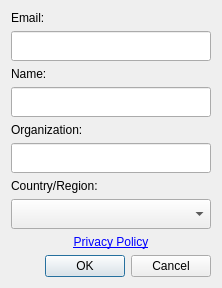
Before: the Qt Designer form LDMP/gui/DlgSettingsRegister.ui in ConservationInternational/trends.earth, drawn with Qt 5.
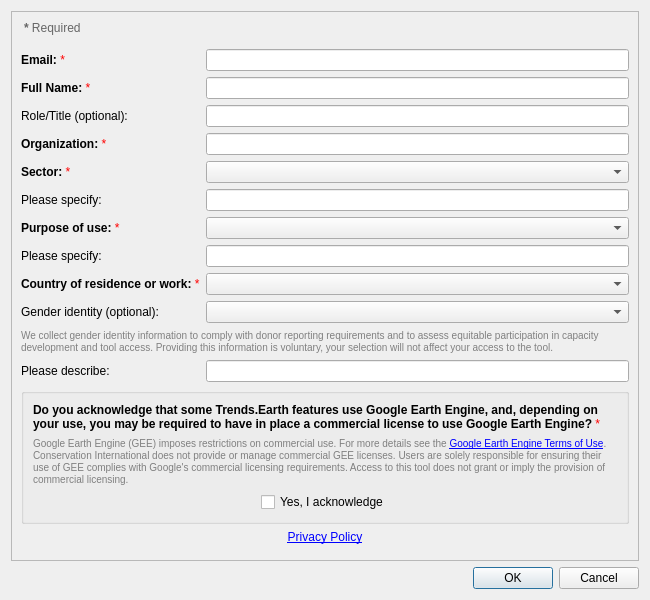
After: the same form once the commit is applied.

Commit message: Update registration form

What changed in the file:
```diff
--- a/LDMP/gui/DlgSettingsRegister.ui
+++ b/LDMP/gui/DlgSettingsRegister.ui
@@ -6,77 +6,64 @@
    <rect>
     <x>0</x>
     <y>0</y>
-    <width>218</width>
-    <height>265</height>
+    <width>650</width>
+    <height>550</height>
    </rect>
   </property>
-  <property name="sizePolicy">
-   <sizepolicy hsizetype="Fixed" vsizetype="Fixed">
-    <horstretch>0</horstretch>
-    <verstretch>0</verstretch>
-   </sizepolicy>
+  <property name="minimumSize">
+   <size>
+    <width>450</width>
+    <height>600</height>
+   </size>
   </property>
   <property name="windowTitle">
    <string>Register new user</string>
   </property>
-  <layout class="QGridLayout" name="gridLayout">
-    <item row="8" column="0">
-     <widget class="QLabel" name="label_privacy">
-      <property name="sizePolicy">
-        <sizepolicy hsizetype="Preferred" vsizetype="Minimum">
-         <horstretch>0</horstretch>
-         <verstretch>0</verstretch>
-        </sizepolicy>
-      </property>
+  <layout class="QVBoxLayout" name="mainLayout">
+   <item>
+    <widget class="QScrollArea" name="scrollArea">
+     <property name="widgetResizable">
+      <bool>true</bool>
+     </property>
+     <property name="horizontalScrollBarPolicy">
+      <enum>Qt::ScrollBarAsNeeded</enum>
+     </property>
+     <widget class="QWidget" name="scrollAreaWidgetContents">
+      <layout class="QFormLayout" name="formLayout">
+       <property name="fieldGrowthPolicy">
+        <enum>QFormLayout::ExpandingFieldsGrow</enum>
+       </property>
+       <!-- Required fields legend -->
+       <item row="0" column="0" colspan="2">
+        <widget class="QLabel" name="label_required_legend">
       <property name="text">
-        <string>&lt;html&gt;&lt;head/&gt;&lt;body&gt;&lt;p&gt;&lt;a href=&quot;https://www.conservation.org/policies/privacy&quot;&gt;Privacy Policy&lt;/a&gt;&lt;/p&gt;&lt;/body&gt;&lt;/html&gt;</string>
+          <string>&lt;html&gt;&lt;body&gt;&lt;span style="font-weight:bold;"&gt;*&lt;/span&gt; Required&lt;/body&gt;&lt;/html&gt;</string>
       </property>
       <property name="textFormat">
         <enum>Qt::RichText</enum>
       </property>
-      <property name="alignment">
-        <set>Qt::AlignHCenter|Qt::AlignTop</set>
-      </property>
-      <property name="openExternalLinks">
-        <bool>true</bool>
-      </property>
-      <property name="wordWrap">
-        <bool>true</bool>
-      </property>
-     </widget>
-    </item>
-    <item row="9" column="0">
-     <widget class="QDialogButtonBox" name="buttonBox">
-      <property name="standardButtons">
-        <set>QDialogButtonBox::Cancel|QDialogButtonBox::Ok</set>
-      </property>
-     </widget>
-    </item>
-   <item row="0" column="0">
-    <widget class="QLabel" name="label_2">
-     <property name="sizePolicy">
-      <sizepolicy hsizetype="Preferred" vsizetype="Minimum">
-       <horstretch>0</horstretch>
-       <verstretch>0</verstretch>
-      </sizepolicy>
-     </property>
-     <property name="text">
-      <string>Email:</string>
-     </property>
-    </widget>
-   </item>
+         <property name="styleSheet">
+          <string>color: #666; margin-bottom: 8px;</string>
+         </property>
+        </widget>
+       </item>
+       <!-- Email -->
    <item row="1" column="0">
+        <widget class="QLabel" name="label_email">
+         <property name="text">
+          <string>&lt;html&gt;&lt;body&gt;&lt;span style="font-weight:bold;"&gt;Email:&lt;/span&gt; &lt;span style="color:red;"&gt;*&lt;/span&gt;&lt;/body&gt;&lt;/html&gt;</string>
+         </property>
+         <property name="textFormat">
+          <enum>Qt::RichText</enum>
+         </property>
+        </widget>
+       </item>
+       <item row="1" column="1">
     <widget class="QLineEdit" name="email">
-     <property name="sizePolicy">
-      <sizepolicy hsizetype="Expanding" vsizetype="Minimum">
-       <horstretch>0</horstretch>
-       <verstretch>0</verstretch>
-      </sizepolicy>
-     </property>
      <property name="minimumSize">
       <size>
-       <width>200</width>
-       <height>30</height>
+           <width>250</width>
+           <height>0</height>
       </size>
      </property>
      <property name="inputMethodHints">
@@ -84,99 +71,278 @@
      </property>
     </widget>
    </item>
+       <!-- Full Name -->
    <item row="2" column="0">
-    <widget class="QLabel" name="label_5">
-     <property name="sizePolicy">
-      <sizepolicy hsizetype="Preferred" vsizetype="Minimum">
-       <horstretch>0</horstretch>
-       <verstretch>0</verstretch>
-      </sizepolicy>
-     </property>
+        <widget class="QLabel" name="label_name">
      <property name="text">
-      <string>Name:</string>
+          <string>&lt;html&gt;&lt;body&gt;&lt;span style="font-weight:bold;"&gt;Full Name:&lt;/span&gt; &lt;span style="color:red;"&gt;*&lt;/span&gt;&lt;/body&gt;&lt;/html&gt;</string>
+         </property>
+         <property name="textFormat">
+          <enum>Qt::RichText</enum>
      </property>
     </widget>
    </item>
-   <item row="3" column="0">
+       <item row="2" column="1">
     <widget class="QLineEdit" name="name">
-     <property name="sizePolicy">
-      <sizepolicy hsizetype="Expanding" vsizetype="Minimum">
-       <horstretch>0</horstretch>
-       <verstretch>0</verstretch>
-      </sizepolicy>
-     </property>
-     <property name="minimumSize">
-      <size>
-       <width>200</width>
-       <height>30</height>
-      </size>
-     </property>
      <property name="inputMethodHints">
       <set>Qt::ImhNoAutoUppercase</set>
      </property>
     </widget>
    </item>
-   <item row="7" column="0">
-    <widget class="QComboBox" name="country">
-     <property name="sizePolicy">
-      <sizepolicy hsizetype="Preferred" vsizetype="Minimum">
-       <horstretch>0</horstretch>
-       <verstretch>0</verstretch>
-      </sizepolicy>
-     </property>
-     <property name="minimumSize">
-      <size>
-       <width>200</width>
-       <height>30</height>
-      </size>
-     </property>
-    </widget>
-   </item>
+        <!-- Role/Title -->
+       <item row="3" column="0">
+        <widget class="QLabel" name="label_role_title">
+         <property name="text">
+          <string>Role/Title (optional):</string>
+         </property>
+        </widget>
+       </item>
+       <item row="3" column="1">
+        <widget class="QLineEdit" name="role_title"/>
+       </item>
+       <!-- Organization -->
+       <item row="4" column="0">
+        <widget class="QLabel" name="label_organization">
+         <property name="text">
+          <string>&lt;html&gt;&lt;body&gt;&lt;span style="font-weight:bold;"&gt;Organization:&lt;/span&gt; &lt;span style="color:red;"&gt;*&lt;/span&gt;&lt;/body&gt;&lt;/html&gt;</string>
+         </property>
+         <property name="textFormat">
+          <enum>Qt::RichText</enum>
+         </property>
+        </widget>
+       </item>
+       <item row="4" column="1">
+        <widget class="QLineEdit" name="organization"/>
+       </item>
+       <!-- Sector -->
    <item row="5" column="0">
-    <widget class="QLineEdit" name="organization">
+        <widget class="QLabel" name="label_sector">
+         <property name="text">
+          <string>&lt;html&gt;&lt;body&gt;&lt;span style="font-weight:bold;"&gt;Sector:&lt;/span&gt; &lt;span style="color:red;"&gt;*&lt;/span&gt;&lt;/body&gt;&lt;/html&gt;</string>
+         </property>
+         <property name="textFormat">
+          <enum>Qt::RichText</enum>
+         </property>
+        </widget>
+       </item>
+       <item row="5" column="1">
+        <widget class="QComboBox" name="sector">
      <property name="sizePolicy">
-      <sizepolicy hsizetype="Expanding" vsizetype="Minimum">
+          <sizepolicy hsizetype="Expanding" vsizetype="Fixed">
        <horstretch>0</horstretch>
        <verstretch>0</verstretch>
       </sizepolicy>
      </property>
-     <property name="minimumSize">
-      <size>
-       <width>200</width>
-       <height>30</height>
-      </size>
-     </property>
-     <property name="inputMethodHints">
-      <set>Qt::ImhNone</set>
-     </property>
-     <property name="echoMode">
-      <enum>QLineEdit::Normal</enum>
-     </property>
-    </widget>
-   </item>
+        </widget>
+       </item>
+       <!-- Sector Other field -->
    <item row="6" column="0">
-    <widget class="QLabel" name="label_4">
+        <widget class="QLabel" name="label_sector_other">
+         <property name="text">
+          <string>Please specify:</string>
+         </property>
+        </widget>
+       </item>
+       <item row="6" column="1">
+        <widget class="QLineEdit" name="sector_other"/>
+       </item>
+       <!-- Purpose of Use -->
+       <item row="7" column="0">
+        <widget class="QLabel" name="label_purpose">
+         <property name="text">
+          <string>&lt;html&gt;&lt;body&gt;&lt;span style="font-weight:bold;"&gt;Purpose of use:&lt;/span&gt; &lt;span style="color:red;"&gt;*&lt;/span&gt;&lt;/body&gt;&lt;/html&gt;</string>
+         </property>
+         <property name="textFormat">
+          <enum>Qt::RichText</enum>
+         </property>
+        </widget>
+       </item>
+       <item row="7" column="1">
+        <widget class="QComboBox" name="purpose_of_use">
      <property name="sizePolicy">
-      <sizepolicy hsizetype="Preferred" vsizetype="Minimum">
+          <sizepolicy hsizetype="Expanding" vsizetype="Fixed">
        <horstretch>0</horstretch>
        <verstretch>0</verstretch>
       </sizepolicy>
      </property>
+        </widget>
+       </item>
+       <!-- Purpose Other field -->
+       <item row="8" column="0">
+        <widget class="QLabel" name="label_purpose_other">
      <property name="text">
-      <string>Country/Region:</string>
+          <string>Please specify:</string>
      </property>
     </widget>
    </item>
-   <item row="4" column="0">
-    <widget class="QLabel" name="label_3">
+       <item row="8" column="1">
+        <widget class="QLineEdit" name="purpose_of_use_other"/>
+       </item>
+       <!-- Country -->
+       <item row="9" column="0">
+        <widget class="QLabel" name="label_country">
+         <property name="text">
+          <string>&lt;html&gt;&lt;body&gt;&lt;span style="font-weight:bold;"&gt;Country of residence or work:&lt;/span&gt; &lt;span style="color:red;"&gt;*&lt;/span&gt;&lt;/body&gt;&lt;/html&gt;</string>
+         </property>
+         <property name="textFormat">
+          <enum>Qt::RichText</enum>
+         </property>
+        </widget>
+       </item>
+       <item row="9" column="1">
+        <widget class="QComboBox" name="country">
      <property name="sizePolicy">
-      <sizepolicy hsizetype="Preferred" vsizetype="Minimum">
+          <sizepolicy hsizetype="Expanding" vsizetype="Fixed">
        <horstretch>0</horstretch>
        <verstretch>0</verstretch>
       </sizepolicy>
      </property>
+        </widget>
+       </item>
+       <!-- Gender identity -->
+       <item row="10" column="0">
+        <widget class="QLabel" name="label_gender">
      <property name="text">
-      <string>Organization:</string>
+          <string>Gender identity (optional):</string>
+         </property>
+        </widget>
+       </item>
+       <item row="10" column="1">
+        <widget class="QComboBox" name="gender_identity">
+         <property name="sizePolicy">
+          <sizepolicy hsizetype="Expanding" vsizetype="Fixed">
+           <horstretch>0</horstretch>
+           <verstretch>0</verstretch>
+          </sizepolicy>
+         </property>
+        </widget>
+       </item>
+       <!-- Gender description label -->
+       <item row="11" column="0" colspan="2">
+        <widget class="QLabel" name="label_gender_note">
+         <property name="text">
+          <string>We collect gender identity information to comply with donor reporting requirements and to assess equitable participation in capacity development and tool access. Providing this information is voluntary, your selection will not affect your access to the tool.</string>
+         </property>
+         <property name="wordWrap">
+          <bool>true</bool>
+         </property>
+         <property name="styleSheet">
+          <string>color: gray; font-size: 10px;</string>
+         </property>
+        </widget>
+       </item>
+       <!-- Gender self-describe field -->
+       <item row="12" column="0">
+        <widget class="QLabel" name="label_gender_description">
+         <property name="text">
+          <string>Please describe:</string>
+         </property>
+        </widget>
+       </item>
+       <item row="12" column="1">
+        <widget class="QLineEdit" name="gender_identity_description"/>
+       </item>
+       <!-- GEE License Acknowledgment -->
+       <item row="13" column="0" colspan="2">
+        <widget class="QGroupBox" name="groupBox_gee_license">
+         <property name="title">
+          <string></string>
+         </property>
+         <layout class="QVBoxLayout" name="geeGroupLayout">
+          <item>
+           <widget class="QLabel" name="label_gee_license">
+            <property name="text">
+             <string>&lt;html&gt;&lt;body&gt;&lt;span style="font-weight:bold;"&gt;Do you acknowledge that some Trends.Earth features use Google Earth Engine, and, depending on your use, you may be required to have in place a commercial license to use Google Earth Engine?&lt;/span&gt; &lt;span style="color:red;"&gt;*&lt;/span&gt;&lt;/body&gt;&lt;/html&gt;</string>
+            </property>
+            <property name="wordWrap">
+             <bool>true</bool>
+            </property>
+           </widget>
+          </item>
+          <item>
+           <widget class="QLabel" name="label_gee_license_note">
+            <property name="text">
+             <string>Google Earth Engine (GEE) imposes restrictions on commercial use. For more details see the &lt;a href="https://earthengine.google.com/terms/"&gt;Google Earth Engine Terms of Use&lt;/a&gt;. Conservation International does not provide or manage commercial GEE licenses. Users are solely responsible for ensuring their use of GEE complies with Google's commercial licensing requirements. Access to this tool does not grant or imply the provision of commercial licensing.</string>
+            </property>
+            <property name="wordWrap">
+             <bool>true</bool>
+            </property>
+            <property name="openExternalLinks">
+             <bool>true</bool>
+            </property>
+            <property name="styleSheet">
+             <string>color: gray; font-size: 10px;</string>
+            </property>
+           </widget>
+          </item>
+          <item>
+           <layout class="QHBoxLayout">
+            <item>
+             <spacer name="horizontalSpacer_gee_left">
+              <property name="orientation">
+               <enum>Qt::Horizontal</enum>
+              </property>
+              <property name="sizeHint" stdset="0">
+               <size>
+                <width>40</width>
+                <height>20</height>
+               </size>
+              </property>
+             </spacer>
+            </item>
+            <item>
+             <widget class="QCheckBox" name="gee_license_acknowledged">
+              <property name="text">
+               <string>Yes, I acknowledge</string>
+              </property>
+             </widget>
+            </item>
+            <item>
+             <spacer name="horizontalSpacer_gee_right">
+              <property name="orientation">
+               <enum>Qt::Horizontal</enum>
+              </property>
+              <property name="sizeHint" stdset="0">
+               <size>
+                <width>40</width>
+                <height>20</height>
+               </size>
+              </property>
+             </spacer>
+            </item>
+           </layout>
+          </item>
+         </layout>
+        </widget>
+       </item>
+       <!-- Privacy Policy -->
+       <item row="14" column="0" colspan="2">
+        <widget class="QLabel" name="label_privacy">
+         <property name="text">
+          <string>&lt;html&gt;&lt;head/&gt;&lt;body&gt;&lt;p&gt;&lt;a href=&quot;https://www.conservation.org/policies/privacy&quot;&gt;Privacy Policy&lt;/a&gt;&lt;/p&gt;&lt;/body&gt;&lt;/html&gt;</string>
+         </property>
+         <property name="textFormat">
+          <enum>Qt::RichText</enum>
+         </property>
+         <property name="alignment">
+          <set>Qt::AlignHCenter|Qt::AlignTop</set>
+         </property>
+         <property name="openExternalLinks">
+          <bool>true</bool>
+         </property>
+         <property name="wordWrap">
+          <bool>true</bool>
+         </property>
+        </widget>
+       </item>
+      </layout>
+     </widget>
+    </widget>
+   </item>
+   <item>
+    <widget class="QDialogButtonBox" name="buttonBox">
+     <property name="standardButtons">
+      <set>QDialogButtonBox::Cancel|QDialogButtonBox::Ok</set>
      </property>
     </widget>
    </item>
```
Left out of the diff: 8 changed lines with no effect on the pictures. Lines whose indentation alone changed are shown as unchanged. The commit also changes 2 other files.
